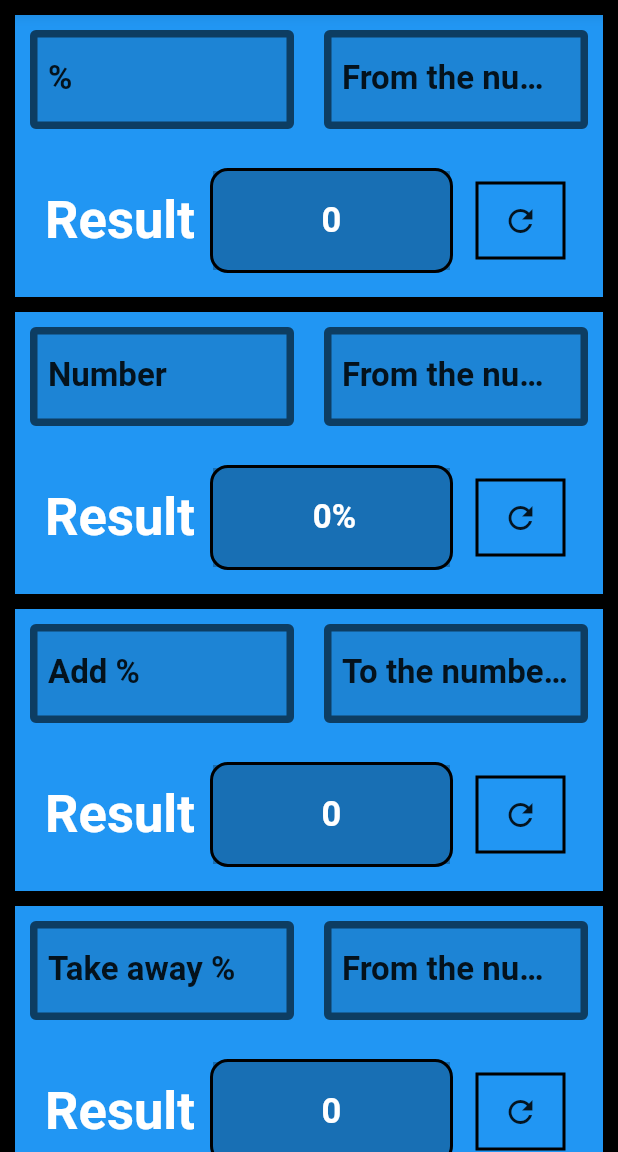
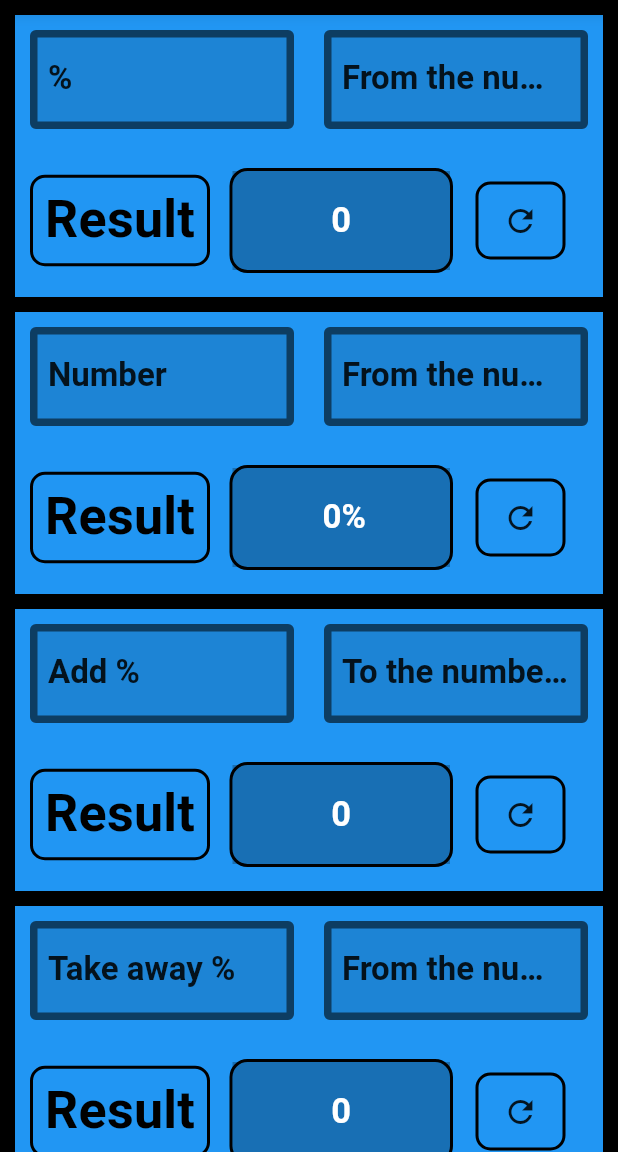
Before and after one commit to mD-Den/interest_calculator, a Flutter app: the screen it shows after launch, on a phone screen of 412 x 824 dp, the part 84-1236 px from its top. Run offline on Flutter 3.47's test engine with Material 2 defaults, Android fonts, the phone set to English and light mode, and no system bars; Roboto replaces fonts that are missing (SourceSerif).

Commit message:
Adding a theme and widget design

```diff
--- a/lib/main.dart
+++ b/lib/main.dart
@@ -41,6 +41,11 @@ class MyApp extends StatelessWidget {
                   color: Colors.white,
                   fontWeight: FontWeight.bold,
                   fontFamily: 'SourceSerif'),
+              subtitle2: TextStyle(
+                  fontSize: 22,
+                  color: Colors.black,
+                  fontWeight: FontWeight.bold,
+                  fontFamily: 'SourceSerif'),
               bodyText1: TextStyle(
                 fontSize: 25,
                 color: Colors.white,
--- a/lib/widgets/reset.dart
+++ b/lib/widgets/reset.dart
@@ -12,8 +12,8 @@ class ResetWid extends StatelessWidget {
       margin: EdgeInsets.all(15),
       padding: EdgeInsets.all(0),
       decoration: BoxDecoration(
-        border: Border.all(width: 2),
-      ),
+          border: Border.all(width: 2),
+          borderRadius: BorderRadius.circular(10)),
       width: 60,
       child: IconButton(onPressed: function, icon: const Icon(Icons.refresh)),
     );
--- a/lib/widgets/result_text.dart
+++ b/lib/widgets/result_text.dart
@@ -7,13 +7,20 @@ class ResultWidget extends StatelessWidget {
 
   @override
   Widget build(BuildContext context) {
-    return Container(
-        padding: const EdgeInsets.all(10),
-        width: 120,
-        child: FittedBox(
-            child: Text(
-          S.of(context).result,
-          style: Theme.of(context).textTheme.bodyText1,
-        )));
+    return Padding(
+      padding: const EdgeInsets.only(right: 10),
+      child: Container(
+          margin: EdgeInsets.only(right: 3),
+          decoration: BoxDecoration(
+              border: Border.all(width: 2),
+              borderRadius: BorderRadius.circular(10)),
+          padding: const EdgeInsets.all(8),
+          width: 120,
+          child: FittedBox(
+              child: Text(
+            S.of(context).result,
+            style: Theme.of(context).textTheme.subtitle2,
+          ))),
+    );
   }
 }
```
